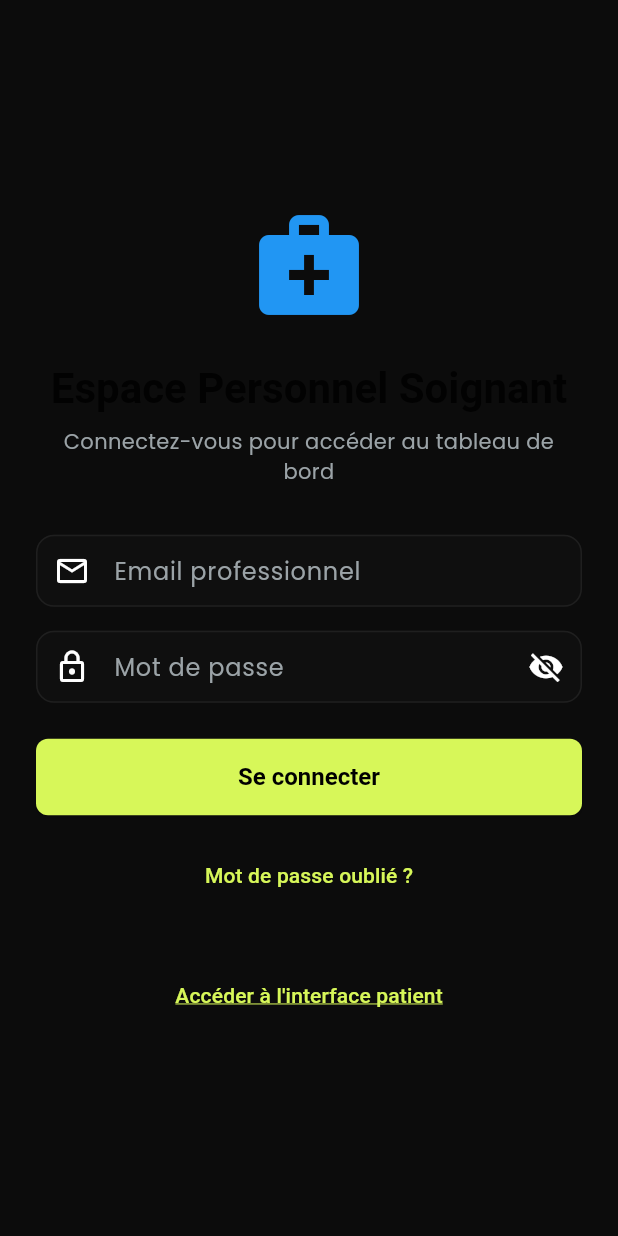
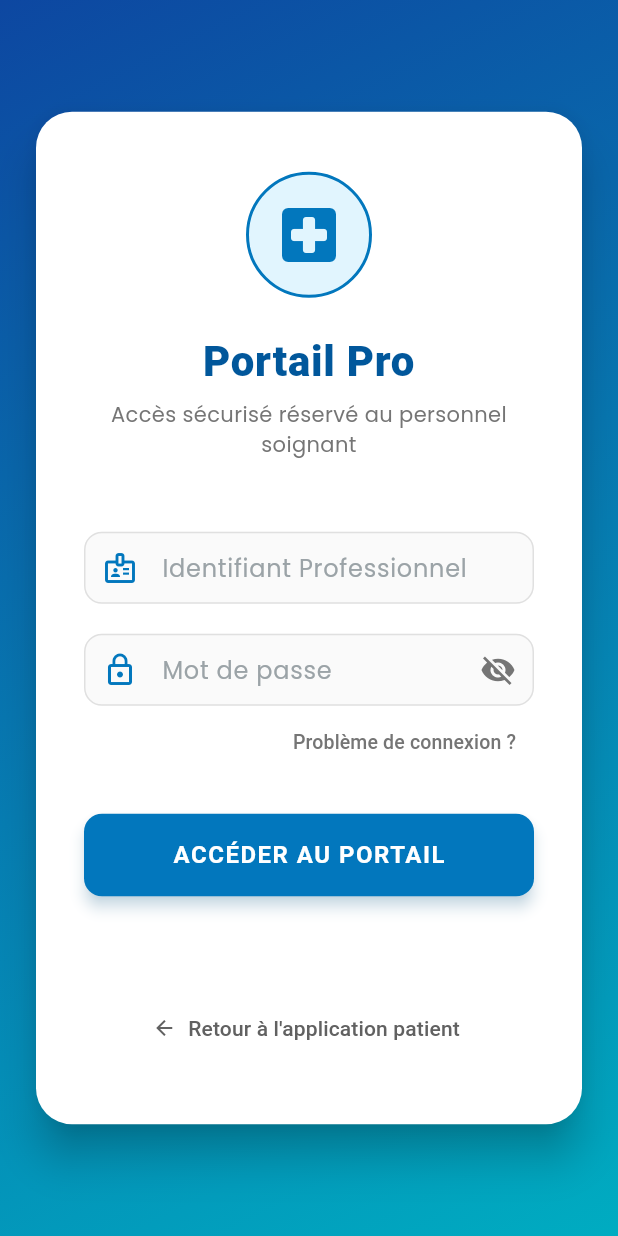
Before and after one commit to kiaaKhalid/sic-flutter, a Flutter app: the HealthcareLoginScreen screen opened by its route, on a phone screen of 412 x 824 dp. Run offline on Flutter 3.47's test engine with Material 3 defaults, Android fonts, the phone set to English and light mode, and no system bars; our stand-ins replace fl_chart, flutter_svg, google_fonts, google_sign_in.

Commit message:
feat(healthcare): improve login screen

```diff
--- a/front-end/lib/features/healthcare_worker/presentation/screens/auth/healthcare_login_screen.dart
+++ b/front-end/lib/features/healthcare_worker/presentation/screens/auth/healthcare_login_screen.dart
@@ -1,5 +1,6 @@
 import 'package:flutter/material.dart';
 import 'package:travel_auth_ui/app/router/app_router.dart';
+import 'package:travel_auth_ui/features/healthcare_worker/presentation/screens/dashboard/healthcare_dashboard_screen.dart';
 
 class HealthcareLoginScreen extends StatefulWidget {
   const HealthcareLoginScreen({super.key});
@@ -28,85 +29,149 @@ class _HealthcareLoginScreenState extends State<HealthcareLoginScreen> {
     setState(() => _isLoading = true);
 
     // Simuler un délai de connexion
-    await Future.delayed(const Duration(seconds: 2));
+    // await Future.delayed(const Duration(seconds: 2));
 
     if (mounted) {
+      final email = _emailController.text.trim();
+      final password = _passwordController.text;
+
+      // Static login check
+      if ((email == 'patient@admin.com' || email == 'doc@gmail.com') && password == '123456') {
         setState(() => _isLoading = false);
-      // Naviguer vers le tableau de bord clinique
-      Navigator.pushReplacementNamed(context, AppRouter.healthcareDashboard);
+        Navigator.pushReplacement(
+          context,
+          MaterialPageRoute(builder: (_) => const HealthcareDashboardScreen()),
+        );
+        return;
+      }
+
+      // Fallback or error simulation (optional)
+      await Future.delayed(const Duration(seconds: 1));
+      setState(() => _isLoading = false);
+      // For now, fail or just show error if not matching static creds
+      ScaffoldMessenger.of(context).showSnackBar(
+        const SnackBar(content: Text('Identifiants invalides')),
+      );
     }
   }
 
   @override
   Widget build(BuildContext context) {
     return Scaffold(
-      body: SafeArea(
+      body: Container(
+        decoration: const BoxDecoration(
+          gradient: LinearGradient(
+            begin: Alignment.topLeft,
+            end: Alignment.bottomRight,
+            colors: [
+              Color(0xFF0D47A1), // Deep Blue
+              Color(0xFF00ACC1), // Cyan/Teal accents
+            ],
+          ),
+        ),
+        child: SafeArea(
           child: Center(
             child: SingleChildScrollView(
               padding: const EdgeInsets.all(24.0),
               child: ConstrainedBox(
-              constraints: const BoxConstraints(maxWidth: 400),
+                constraints: const BoxConstraints(maxWidth: 450),
+                child: Card(
+                  elevation: 12,
+                  shape: RoundedRectangleBorder(
+                    borderRadius: BorderRadius.circular(24),
+                  ),
+                  color: Colors.white,
+                  child: Padding(
+                    padding: const EdgeInsets.symmetric(horizontal: 32, vertical: 40),
                     child: Form(
                       key: _formKey,
                       child: Column(
                         mainAxisAlignment: MainAxisAlignment.center,
                         crossAxisAlignment: CrossAxisAlignment.stretch,
                         children: [
-                    // Logo et titre
-                    const Icon(
-                      Icons.medical_services,
-                      size: 80,
-                      color: Colors.blue,
+                          // Header Section
+                          Column(
+                            children: [
+                              Container(
+                                padding: const EdgeInsets.all(16),
+                                decoration: BoxDecoration(
+                                  color: const Color(0xFFE1F5FE),
+                                  shape: BoxShape.circle,
+                                  border: Border.all(color: const Color(0xFF0277BD), width: 2),
+                                ),
+                                child: const Icon(
+                                  Icons.local_hospital_rounded,
+                                  size: 48,
+                                  color: Color(0xFF0277BD),
+                                ),
                               ),
                               const SizedBox(height: 24),
                               Text(
-                      'Espace Personnel Soignant',
+                                'Portail Pro',
                                 style: Theme.of(context).textTheme.headlineMedium?.copyWith(
-                            fontWeight: FontWeight.bold,
-                            color: Colors.black87,
+                                      fontWeight: FontWeight.w800,
+                                      color: const Color(0xFF01579B),
+                                      letterSpacing: 0.5,
                                     ),
                                 textAlign: TextAlign.center,
                               ),
                               const SizedBox(height: 8),
                               Text(
-                      'Connectez-vous pour accéder au tableau de bord',
-                      style: Theme.of(context).textTheme.bodyMedium,
+                                'Accès sécurisé réservé au personnel soignant',
+                                style: Theme.of(context).textTheme.bodyMedium?.copyWith(
+                                      color: Colors.grey[600],
+                                    ),
                                 textAlign: TextAlign.center,
                               ),
-                    const SizedBox(height: 32),
+                            ],
+                          ),
+                          const SizedBox(height: 48),
 
                           // Champ email
                           TextFormField(
                             controller: _emailController,
-                      decoration: const InputDecoration(
-                        labelText: 'Email professionnel',
-                        prefixIcon: Icon(Icons.email_outlined),
-                        border: OutlineInputBorder(),
+                            style: const TextStyle(color: Colors.black87),
+                            decoration: InputDecoration(
+                              labelText: 'Identifiant Professionnel',
+                              hintText: 'ex: doc@gmail.com',
+                              prefixIcon: const Icon(Icons.badge_outlined, color: Color(0xFF0277BD)),
+                              filled: true,
+                              fillColor: Colors.grey[50],
+                              border: OutlineInputBorder(
+                                borderRadius: BorderRadius.circular(12),
+                                borderSide: BorderSide(color: Colors.grey[300]!),
+                              ),
+                              enabledBorder: OutlineInputBorder(
+                                borderRadius: BorderRadius.circular(12),
+                                borderSide: BorderSide(color: Colors.grey[300]!),
+                              ),
+                              focusedBorder: OutlineInputBorder(
+                                borderRadius: BorderRadius.circular(12),
+                                borderSide: const BorderSide(color: Color(0xFF0277BD), width: 2),
+                              ),
+                              floatingLabelStyle: const TextStyle(color: Color(0xFF0277BD)),
                             ),
                             keyboardType: TextInputType.emailAddress,
                             validator: (value) {
                               if (value == null || value.isEmpty) {
-                          return 'Veuillez entrer votre email';
-                        }
-                        if (!value.contains('@') || !value.contains('.')) {
-                          return 'Veuillez entrer un email valide';
+                                return 'Requis';
                               }
                               return null;
                             },
                           ),
-                    const SizedBox(height: 16),
+                          const SizedBox(height: 20),
 
                           // Champ mot de passe
                           TextFormField(
                             controller: _passwordController,
+                            style: const TextStyle(color: Colors.black87),
                             decoration: InputDecoration(
                               labelText: 'Mot de passe',
-                        prefixIcon: const Icon(Icons.lock_outline),
+                              prefixIcon: const Icon(Icons.lock_outline, color: Color(0xFF0277BD)),
                               suffixIcon: IconButton(
                                 icon: Icon(
-                            _obscurePassword
-                                ? Icons.visibility_off
-                                : Icons.visibility,
+                                  _obscurePassword ? Icons.visibility_off : Icons.visibility,
+                                  color: Colors.grey[600],
                                 ),
                                 onPressed: () {
                                   setState(() {
@@ -114,29 +179,58 @@ class _HealthcareLoginScreenState extends State<HealthcareLoginScreen> {
                                   });
                                 },
                               ),
-                        border: const OutlineInputBorder(),
+                              filled: true,
+                              fillColor: Colors.grey[50],
+                              border: OutlineInputBorder(
+                                borderRadius: BorderRadius.circular(12),
+                                borderSide: BorderSide(color: Colors.grey[300]!),
+                              ),
+                              enabledBorder: OutlineInputBorder(
+                                borderRadius: BorderRadius.circular(12),
+                                borderSide: BorderSide(color: Colors.grey[300]!),
+                              ),
+                              focusedBorder: OutlineInputBorder(
+                                borderRadius: BorderRadius.circular(12),
+                                borderSide: const BorderSide(color: Color(0xFF0277BD), width: 2),
+                              ),
+                              floatingLabelStyle: const TextStyle(color: Color(0xFF0277BD)),
                             ),
                             obscureText: _obscurePassword,
                             validator: (value) {
                               if (value == null || value.isEmpty) {
-                          return 'Veuillez entrer votre mot de passe';
-                        }
-                        if (value.length < 6) {
-                          return 'Le mot de passe doit contenir au moins 6 caractères';
+                                return 'Requis';
                               }
                               return null;
                             },
                           ),
+
+                          Align(
+                            alignment: Alignment.centerRight,
+                            child: TextButton(
+                              onPressed: () {
+                                // TODO
+                              },
+                              child: Text(
+                                'Problème de connexion ?',
+                                style: TextStyle(color: Colors.grey[600], fontSize: 13),
+                              ),
+                            ),
+                          ),
+
                           const SizedBox(height: 24),
 
                           // Bouton de connexion
                           ElevatedButton(
                             onPressed: _isLoading ? null : _login,
                             style: ElevatedButton.styleFrom(
-                        padding: const EdgeInsets.symmetric(vertical: 16),
+                              backgroundColor: const Color(0xFF0277BD),
+                              foregroundColor: Colors.white,
+                              padding: const EdgeInsets.symmetric(vertical: 18),
                               shape: RoundedRectangleBorder(
-                          borderRadius: BorderRadius.circular(8),
+                                borderRadius: BorderRadius.circular(12),
                               ),
+                              elevation: 4,
+                              shadowColor: const Color(0xFF0277BD).withOpacity(0.4),
                             ),
                             child: _isLoading
                                 ? const SizedBox(
@@ -148,31 +242,28 @@ class _HealthcareLoginScreenState extends State<HealthcareLoginScreen> {
                                     ),
                                   )
                                 : const Text(
-                              'Se connecter',
-                              style: TextStyle(fontSize: 16),
+                                    'ACCÉDER AU PORTAIL',
+                                    style: TextStyle(
+                                      fontSize: 16,
+                                      fontWeight: FontWeight.bold,
+                                      letterSpacing: 1,
                                     ),
                                   ),
-                    const SizedBox(height: 16),
-
-                    // Lien mot de passe oublié
-                    TextButton(
-                      onPressed: () {
-                        // TODO: Implémenter la réinitialisation du mot de passe
-                      },
-                      child: const Text('Mot de passe oublié ?'),
                           ),
 
                           const SizedBox(height: 32),
+                          const Divider(),
+                          const SizedBox(height: 16),
 
                           // Bascule vers l'interface patient
-                    TextButton(
+                          TextButton.icon(
                             onPressed: () {
-                        Navigator.pushReplacementNamed(
-                            context, AppRouter.patientDashboard);
+                              Navigator.pushReplacementNamed(context, AppRouter.login);
                             },
-                      child: const Text(
-                        'Accéder à l\'interface patient',
-                        style: TextStyle(decoration: TextDecoration.underline),
+                            icon: const Icon(Icons.arrow_back, size: 16),
+                            label: const Text('Retour à l\'application patient'),
+                            style: TextButton.styleFrom(
+                              foregroundColor: Colors.grey[700],
                             ),
                           ),
                         ],
@@ -182,6 +273,9 @@ class _HealthcareLoginScreenState extends State<HealthcareLoginScreen> {
                 ),
               ),
             ),
+          ),
+        ),
+      ),
     );
   }
 }
```
Lines whose indentation alone changed are shown as unchanged.
